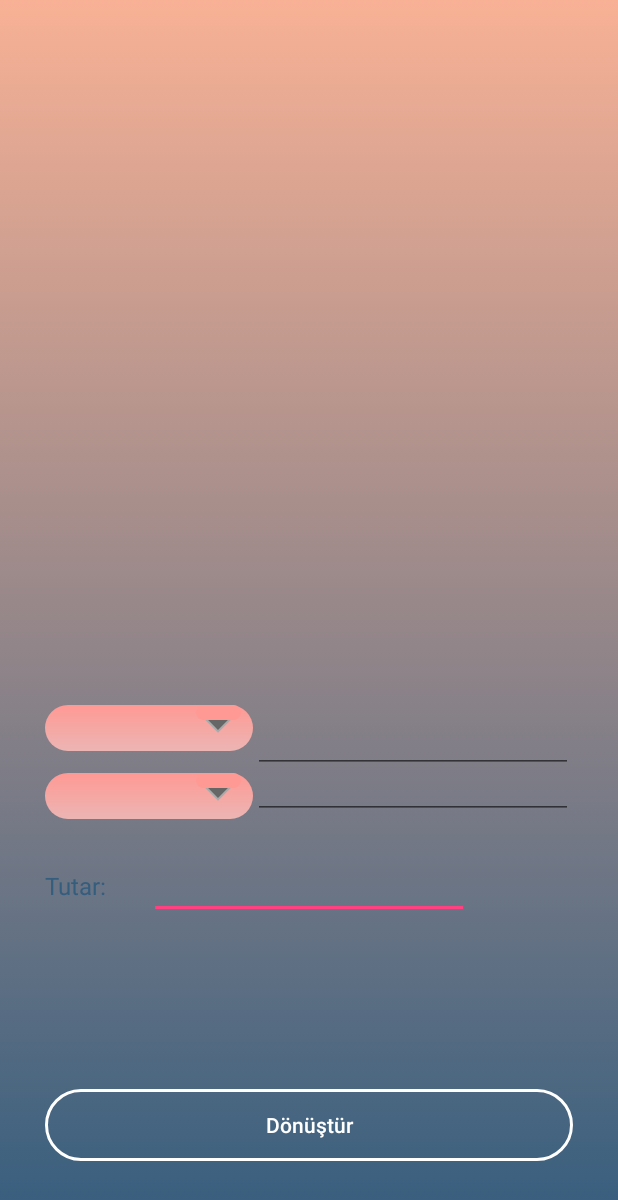
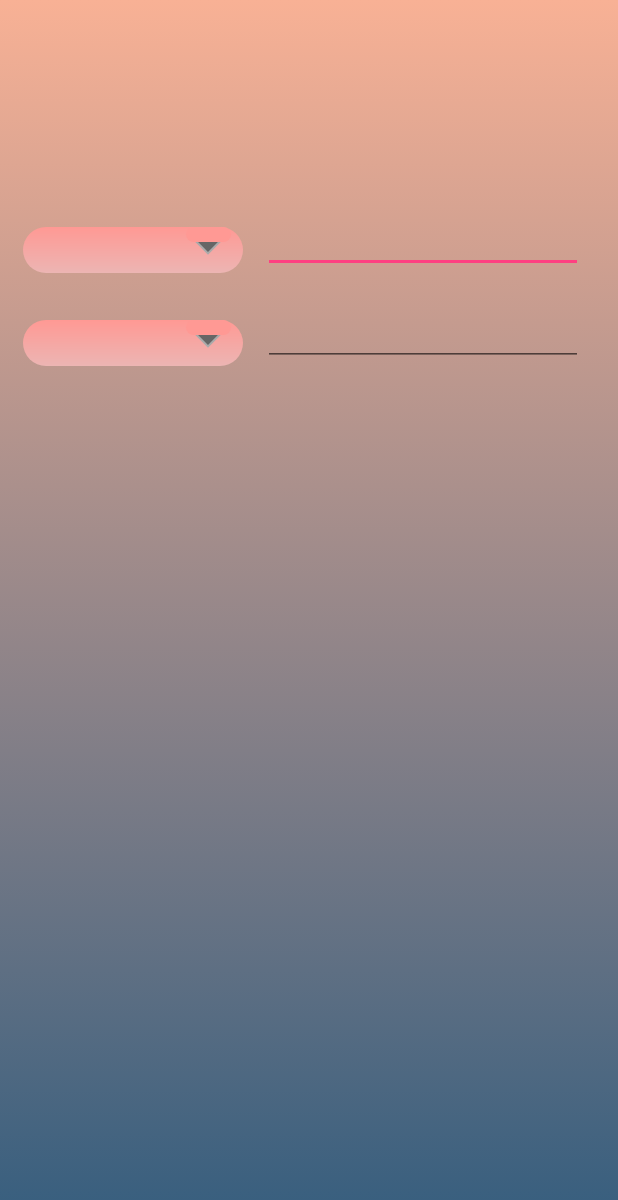
Before and after one commit to ibrahimd1/KameraIleDovizCevrim, an Android app: the layout manuel_giris.xml on its own in the app's theme, with its tools: preview values and no code run, on a phone screen of 412 x 824 dp. Shown: the top 1200 px of the screen. Run offline under Robolectric (Android 15) with nearby library versions, the phone set to English and light mode, and no system bars; Roboto replaces fonts that are not available here.

Commit message:
13.01.2018 23:35 değişikliği

```diff
--- a/app/src/main/java/kamerailedovizcevrim/com/kamerledvizevrim/MainActivity.java
+++ b/app/src/main/java/kamerailedovizcevrim/com/kamerledvizevrim/MainActivity.java
@@ -26,6 +26,8 @@ public class MainActivity extends AppCompatActivity {
 
     private String m_KaynakDoviz;
     private String m_HedefDoviz;
+    private String m_KaynakDovizTam;
+    private String m_HedefDovizTam;
 
     @Override
     protected void onCreate(Bundle savedInstanceState) {
@@ -52,6 +54,7 @@ public class MainActivity extends AppCompatActivity {
             @Override
             public void onItemSelected(AdapterView<?> parent, View view, int position, long id) {
                 m_KaynakDoviz = parent.getSelectedItem().toString().substring(0,3);
+                m_KaynakDovizTam = parent.getSelectedItem().toString();
             }
 
             @Override
@@ -64,6 +67,7 @@ public class MainActivity extends AppCompatActivity {
             @Override
             public void onItemSelected(AdapterView<?> parent, View view, int position, long id) {
                 m_HedefDoviz = parent.getSelectedItem().toString().substring(0,3);
+                m_HedefDovizTam = parent.getSelectedItem().toString();
             }
 
             @Override
@@ -89,6 +93,8 @@ public class MainActivity extends AppCompatActivity {
                 Intent intent = new Intent(MainActivity.this, ManuelGiris.class);
                 intent.putExtra("KaynakDoviz",m_KaynakDoviz);
                 intent.putExtra("HedefDoviz", m_HedefDoviz);
+                intent.putExtra("KaynakDovizTam",m_KaynakDovizTam);
+                intent.putExtra("HedefDovizTam", m_HedefDovizTam);
                 startActivity(intent);
             }
         });
--- a/app/src/main/res/layout/manuel_giris.xml
+++ b/app/src/main/res/layout/manuel_giris.xml
@@ -4,94 +4,50 @@
     android:layout_height="match_parent"
     android:background="@drawable/custom_background">
 
-    <EditText
-        android:id="@+id/edtManuelTutar"
-        android:layout_width="wrap_content"
-        android:layout_height="wrap_content"
-        android:layout_alignBottom="@+id/txtManuelSonuc"
-        android:layout_centerHorizontal="true"
-        android:layout_marginBottom="51dp"
-        android:ems="10"
-        android:inputType="number" />
-
-    <TextView
-        android:id="@+id/txtTutarIsim"
-        android:layout_width="wrap_content"
-        android:layout_height="wrap_content"
-        android:layout_alignBaseline="@+id/edtManuelTutar"
-        android:layout_alignBottom="@+id/edtManuelTutar"
-        android:layout_alignLeft="@+id/btnManuelCevir"
-        android:layout_alignStart="@+id/btnManuelCevir"
-        android:text="Tutar:"
-        android:textColor="#345d7e"
-        android:textSize="16sp" />
-
-    <Button
-        android:id="@+id/btnManuelCevir"
-        android:layout_width="match_parent"
-        android:layout_height="wrap_content"
-        android:layout_alignParentBottom="true"
-        android:layout_centerHorizontal="true"
-        android:layout_marginBottom="50dp"
-        android:background="@drawable/button_background"
-        android:text="Dönüştür"
-        android:textAllCaps="false"
-        android:textColor="@drawable/custom_button_text_color"
-        android:layout_marginRight="30dp"
-        android:layout_marginLeft="30dp"
-        />
-
-    <TextView
-        android:id="@+id/txtManuelSonuc"
-        android:layout_width="wrap_content"
-        android:layout_height="wrap_content"
-        android:layout_above="@+id/btnManuelCevir"
-        android:layout_alignLeft="@+id/txtTutarIsim"
-        android:layout_alignStart="@+id/txtTutarIsim"
-        android:layout_marginBottom="62dp"
-        android:textSize="18sp" />
-
     <Spinner
         android:id="@+id/spinnerManuelKaynak"
         android:layout_width="match_parent"
         android:layout_height="wrap_content"
-        android:layout_alignLeft="@+id/txtTutarIsim"
-        android:layout_alignStart="@+id/txtTutarIsim"
-        android:layout_alignTop="@+id/edtManuelKaynakText"
-        android:layout_toLeftOf="@+id/edtManuelKaynakText"
-        android:layout_toStartOf="@+id/edtManuelKaynakText"
+        android:layout_alignParentLeft="true"
+        android:layout_alignParentStart="true"
+        android:layout_alignParentTop="true"
+        android:layout_marginTop="151dp"
+        android:layout_marginRight="250dp"
+        android:layout_marginLeft="15dp"
         android:background="@drawable/custom_spinner" />
+
+    <EditText
+        android:id="@+id/edtManuelHedefText"
+        android:layout_width="wrap_content"
+        android:layout_height="wrap_content"
+        android:layout_alignBottom="@+id/spinnerManuelKaynak"
+        android:layout_alignParentEnd="true"
+        android:layout_alignParentRight="true"
+        android:layout_marginEnd="23dp"
+        android:layout_marginRight="23dp"
+        android:ems="10"
+        android:inputType="numberDecimal"
+        />
 
     <Spinner
         android:id="@+id/spinnerManuelHedef"
         android:layout_width="match_parent"
         android:layout_height="wrap_content"
-        android:layout_above="@+id/txtTutarIsim"
         android:layout_alignEnd="@+id/spinnerManuelKaynak"
+        android:layout_alignLeft="@+id/spinnerManuelKaynak"
         android:layout_alignRight="@+id/spinnerManuelKaynak"
-        android:layout_marginBottom="33dp"
-        android:layout_toEndOf="@+id/txtManuelSonuc"
-        android:layout_toRightOf="@+id/txtManuelSonuc"
-        android:background="@drawable/custom_spinner" />
+        android:layout_alignStart="@+id/spinnerManuelKaynak"
+        android:layout_below="@+id/edtManuelHedefText"
+        android:layout_marginTop="31dp"
+        android:background="@drawable/custom_spinner"/>
 
     <EditText
         android:id="@+id/edtManuelKaynakText"
         android:layout_width="wrap_content"
         android:layout_height="wrap_content"
-        android:layout_above="@+id/spinnerManuelHedef"
-        android:layout_alignEnd="@+id/btnManuelCevir"
-        android:layout_alignRight="@+id/btnManuelCevir"
+        android:layout_alignBottom="@+id/spinnerManuelHedef"
+        android:layout_alignLeft="@+id/edtManuelHedefText"
+        android:layout_alignStart="@+id/edtManuelHedefText"
         android:ems="10"
-        android:inputType="number" />
-
-    <EditText
-        android:id="@+id/edtManuelHedefaynakText"
-        android:layout_width="wrap_content"
-        android:layout_height="wrap_content"
-        android:layout_alignBottom="@+id/spinnerManuelHedef"
-        android:layout_alignLeft="@+id/edtManuelKaynakText"
-        android:layout_alignStart="@+id/edtManuelKaynakText"
-        android:ems="10"
-        android:inputType="number" />
-
+        android:inputType="numberDecimal" />
 </RelativeLayout>
```
Also changed, not shown: app/src/main/java/kamerailedovizcevrim/com/kamerledvizevrim/DecimalDigitsInputFilter.java (added, +60 -0 lines), app/src/main/java/kamerailedovizcevrim/com/kamerledvizevrim/ManuelGiris.java (+126 -9 lines), app/src/main/res/layout/deneme.xml (deleted, +0 -22 lines), app/src/main/res/layout/spinnertext.xml (added, +11 -0 lines).
